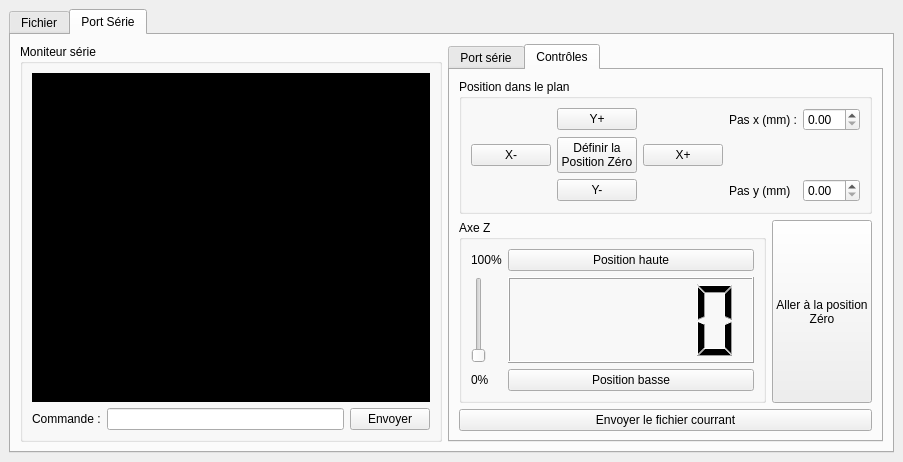
First picture: the form in PCInterface/window.ui, repository Klafyvel/Trace, before the edit.
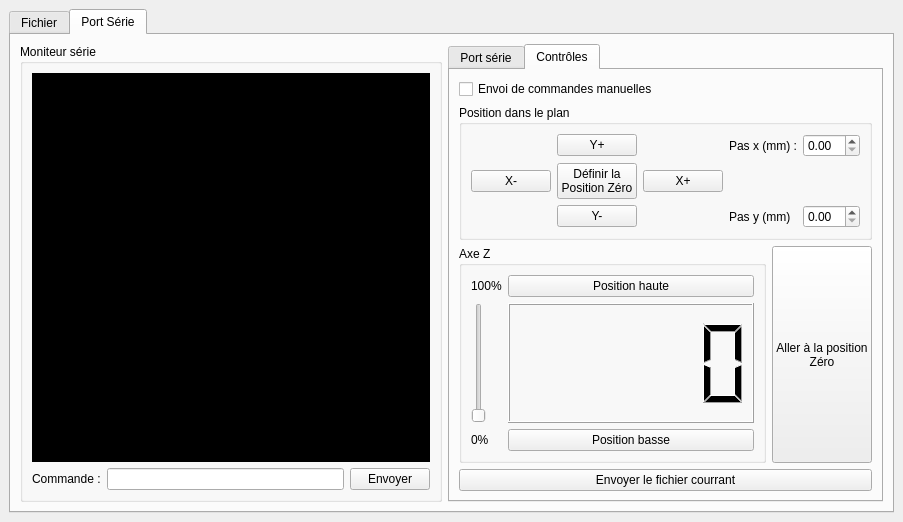
Second picture: the form after the edit. The open tabs and pages were chosen to show the change. Icons and pictures are not drawn.

Commit message: Ajout d'un mode manuel

```diff
--- a/PCInterface/window.ui
+++ b/PCInterface/window.ui
@@ -7,7 +7,7 @@
     <x>0</x>
     <y>0</y>
     <width>903</width>
-    <height>462</height>
+    <height>522</height>
    </rect>
   </property>
   <property name="windowTitle">
@@ -310,7 +310,14 @@
            </attribute>
            <layout class="QVBoxLayout" name="verticalLayout_8">
             <item>
-             <widget class="QGroupBox" name="groupBox_3">
+             <widget class="QCheckBox" name="send_manual_cmd">
+              <property name="text">
+               <string>Envoi de commandes manuelles</string>
+              </property>
+             </widget>
+            </item>
+            <item>
+             <widget class="QGroupBox" name="grp_plan">
               <property name="title">
                <string>Position dans le plan</string>
               </property>
```
Left out of the diff: 6 changed lines with no effect on the pictures. The commit also changes 2 other files.
